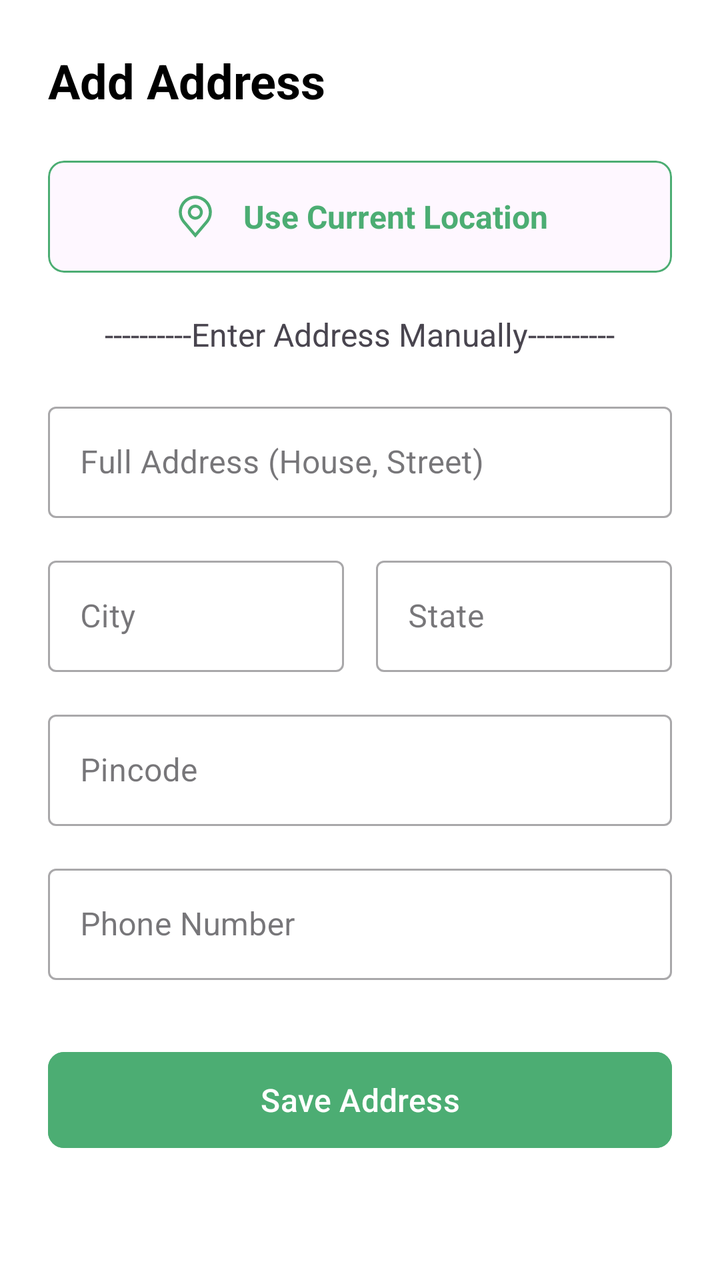
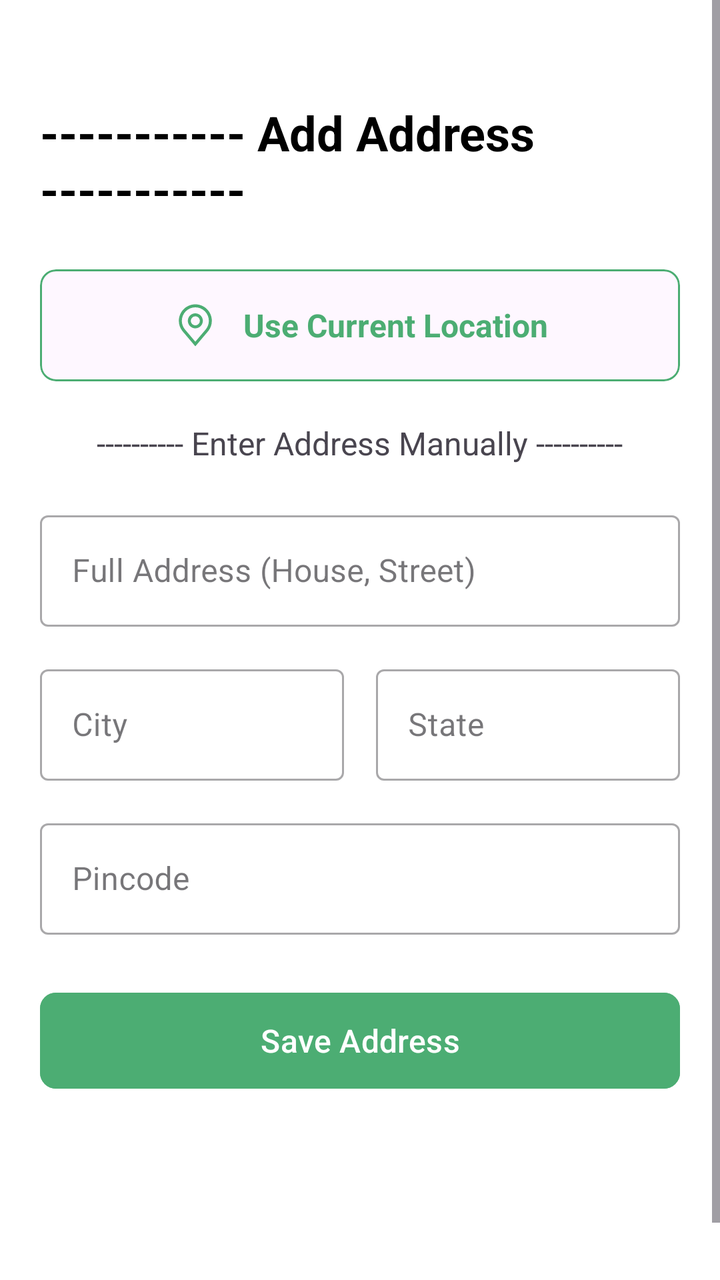

An Android layout rendered at two revisions. The XML below is the earlier revision; the diff shows what the commit changed to produce the second picture.
<!-- AndroidManifest.xml: application theme Theme.GrocHub -->
<!-- res/layout/activity_address.xml -->
<?xml version="1.0" encoding="utf-8"?>
<ScrollView xmlns:android="http://schemas.android.com/apk/res/android"
    xmlns:app="http://schemas.android.com/apk/res-auto"
    android:layout_width="match_parent"
    android:layout_height="match_parent"
    android:background="@android:color/white"
    android:fillViewport="true">

    <LinearLayout
        android:layout_width="match_parent"
        android:layout_height="wrap_content"
        android:orientation="vertical"
        android:padding="24dp">

        <TextView
            android:layout_width="wrap_content"
            android:layout_height="wrap_content"
            android:text="Add Address"
            android:textSize="24sp"
            android:textStyle="bold"
            android:textColor="@android:color/black"
            android:layout_marginBottom="24dp"/>

        <com.google.android.material.card.MaterialCardView
            android:id="@+id/btn_current_location"
            android:layout_width="match_parent"
            android:layout_height="wrap_content"
            android:clickable="true"
            android:focusable="true"
            app:cardCornerRadius="8dp"
            app:cardElevation="0dp"
            app:strokeWidth="1dp"
            app:strokeColor="@color/Primary"
            android:layout_marginBottom="20dp">

            <LinearLayout
                android:layout_width="match_parent"
                android:layout_height="wrap_content"
                android:gravity="center"
                android:padding="16dp"
                android:orientation="horizontal">

                <ImageView
                    android:layout_width="24dp"
                    android:layout_height="24dp"
                    android:src="@drawable/carbon_location"
                    app:tint="@color/Primary"/>

                <TextView
                    android:layout_width="wrap_content"
                    android:layout_height="wrap_content"
                    android:text="Use Current Location"
                    android:textColor="@color/Primary"
                    android:textStyle="bold"
                    android:textSize="16sp"
                    android:layout_marginStart="12dp"/>
            </LinearLayout>
        </com.google.android.material.card.MaterialCardView>

        <TextView
            android:layout_width="wrap_content"
            android:layout_height="wrap_content"
            android:text="----------Enter Address Manually----------"
            android:textSize="16sp"
            android:layout_gravity="center_horizontal"
            android:layout_marginBottom="20dp" />

        <com.google.android.material.textfield.TextInputLayout
            style="@style/Widget.MaterialComponents.TextInputLayout.OutlinedBox"
            android:layout_width="match_parent"
            android:layout_height="wrap_content"
            android:hint="Full Address (House, Street)"
            android:layout_marginBottom="16dp">

            <com.google.android.material.textfield.TextInputEditText
                android:id="@+id/et_address_line"
                android:layout_width="match_parent"
                android:layout_height="wrap_content"
                android:inputType="textPostalAddress"/>
        </com.google.android.material.textfield.TextInputLayout>

        <LinearLayout
            android:layout_width="match_parent"
            android:layout_height="wrap_content"
            android:orientation="horizontal"
            android:layout_marginBottom="16dp">

            <com.google.android.material.textfield.TextInputLayout
                style="@style/Widget.MaterialComponents.TextInputLayout.OutlinedBox"
                android:layout_width="0dp"
                android:layout_weight="1"
                android:layout_height="wrap_content"
                android:hint="City"
                android:layout_marginEnd="8dp">

                <com.google.android.material.textfield.TextInputEditText
                    android:id="@+id/et_city"
                    android:layout_width="match_parent"
                    android:layout_height="wrap_content"
                    android:inputType="textCapWords"/>
            </com.google.android.material.textfield.TextInputLayout>

            <com.google.android.material.textfield.TextInputLayout
                style="@style/Widget.MaterialComponents.TextInputLayout.OutlinedBox"
                android:layout_width="0dp"
                android:layout_weight="1"
                android:layout_height="wrap_content"
                android:hint="State"
                android:layout_marginStart="8dp">

                <com.google.android.material.textfield.TextInputEditText
                    android:id="@+id/et_state"
                    android:layout_width="match_parent"
                    android:layout_height="wrap_content"
                    android:inputType="textCapWords"/>
            </com.google.android.material.textfield.TextInputLayout>
        </LinearLayout>

        <com.google.android.material.textfield.TextInputLayout
            style="@style/Widget.MaterialComponents.TextInputLayout.OutlinedBox"
            android:layout_width="match_parent"
            android:layout_height="wrap_content"
            android:hint="Pincode"
            android:layout_marginBottom="16dp">

            <com.google.android.material.textfield.TextInputEditText
                android:id="@+id/et_pin_code"
                android:layout_width="match_parent"
                android:layout_height="wrap_content"
                android:inputType="number"/>
        </com.google.android.material.textfield.TextInputLayout>

        <com.google.android.material.textfield.TextInputLayout
            style="@style/Widget.MaterialComponents.TextInputLayout.OutlinedBox"
            android:layout_width="match_parent"
            android:layout_height="wrap_content"
            android:hint="Phone Number"
            android:layout_marginBottom="32dp">

            <com.google.android.material.textfield.TextInputEditText
                android:id="@+id/et_phone"
                android:layout_width="match_parent"
                android:layout_height="wrap_content"
                android:inputType="phone"/>
        </com.google.android.material.textfield.TextInputLayout>

        <Button
            android:id="@+id/btn_save_address"
            android:layout_width="match_parent"
            android:layout_height="56dp"
            android:text="Save Address"
            android:backgroundTint="@color/Primary"
            android:textSize="16sp"
            app:cornerRadius="8dp"/>

    </LinearLayout>
</ScrollView>
<!-- resources referenced by this layout -->
<resources>
  <color name="Primary">#4CAD73</color>
  <!-- drawable carbon_location (drawable) -->
  <vector xmlns:android="http://schemas.android.com/apk/res/android"
      android:width="16dp"
      android:height="16dp"
      android:viewportWidth="16"
      android:viewportHeight="16">
    <path
        android:pathData="M8,9C7.506,9 7.022,8.853 6.611,8.579C6.2,8.304 5.88,7.914 5.69,7.457C5.501,7 5.452,6.497 5.548,6.012C5.644,5.527 5.883,5.082 6.232,4.732C6.582,4.383 7.027,4.144 7.512,4.048C7.997,3.952 8.5,4.001 8.957,4.19C9.414,4.38 9.804,4.7 10.079,5.111C10.353,5.522 10.5,6.006 10.5,6.5C10.499,7.163 10.236,7.798 9.767,8.267C9.298,8.736 8.663,8.999 8,9V9ZM8,5C7.703,5 7.413,5.088 7.167,5.253C6.92,5.418 6.728,5.652 6.614,5.926C6.501,6.2 6.471,6.502 6.529,6.793C6.587,7.084 6.73,7.351 6.939,7.561C7.149,7.77 7.416,7.913 7.707,7.971C7.998,8.029 8.3,7.999 8.574,7.886C8.848,7.772 9.082,7.58 9.247,7.333C9.412,7.087 9.5,6.797 9.5,6.5C9.5,6.102 9.341,5.721 9.06,5.44C8.779,5.159 8.398,5 8,5V5Z"
        android:fillColor="#ffffff"/>
    <path
        android:pathData="M8,15L3.782,10.026C3.723,9.951 3.665,9.876 3.608,9.8C2.888,8.851 2.498,7.692 2.5,6.5C2.5,5.041 3.079,3.642 4.111,2.611C5.142,1.579 6.541,1 8,1C9.459,1 10.858,1.579 11.889,2.611C12.92,3.642 13.5,5.041 13.5,6.5C13.502,7.691 13.113,8.85 12.392,9.799L12.392,9.8C12.392,9.8 12.242,9.997 12.219,10.024L8,15ZM4.406,9.198C4.407,9.198 4.523,9.351 4.55,9.384L8,13.454L11.455,9.379C11.477,9.351 11.594,9.196 11.594,9.196C12.183,8.421 12.501,7.474 12.5,6.5C12.5,5.307 12.026,4.162 11.182,3.318C10.338,2.474 9.193,2 8,2C6.807,2 5.662,2.474 4.818,3.318C3.974,4.162 3.5,5.307 3.5,6.5C3.499,7.474 3.817,8.422 4.407,9.198H4.406Z"
        android:fillColor="#ffffff"/>
  </vector>
  <style name="Theme.GrocHub" parent="Base.Theme.GrocHub" />
  <style name="Base.Theme.GrocHub" parent="Theme.Material3.DayNight.NoActionBar">
          
          
      </style>
</resources>

<!-- the commit's change to res/layout/activity_address.xml (unified diff, before → after) -->
@@ -4,22 +4,25 @@
     android:layout_width="match_parent"
     android:layout_height="match_parent"
     android:background="@android:color/white"
-    android:fillViewport="true">
+    android:fillViewport="true"
+    >
 
     <LinearLayout
         android:layout_width="match_parent"
         android:layout_height="wrap_content"
         android:orientation="vertical"
-        android:padding="24dp">
+        android:layout_marginTop="30dp"
+        android:padding="20dp">
 
         <TextView
             android:layout_width="wrap_content"
             android:layout_height="wrap_content"
-            android:text="Add Address"
+            android:text="----------- Add Address -----------"
             android:textSize="24sp"
             android:textStyle="bold"
             android:textColor="@android:color/black"
-            android:layout_marginBottom="24dp"/>
+            android:layout_marginBottom="24dp"
+            android:layout_gravity="center_horizontal"/>
 
         <com.google.android.material.card.MaterialCardView
             android:id="@+id/btn_current_location"
@@ -60,7 +63,7 @@
         <TextView
             android:layout_width="wrap_content"
             android:layout_height="wrap_content"
-            android:text="----------Enter Address Manually----------"
+            android:text="---------- Enter Address Manually ----------"
             android:textSize="16sp"
             android:layout_gravity="center_horizontal"
             android:layout_marginBottom="20dp" />
@@ -121,27 +124,13 @@
             android:layout_width="match_parent"
             android:layout_height="wrap_content"
             android:hint="Pincode"
-            android:layout_marginBottom="16dp">
+            android:layout_marginBottom="25dp">
 
             <com.google.android.material.textfield.TextInputEditText
                 android:id="@+id/et_pin_code"
                 android:layout_width="match_parent"
                 android:layout_height="wrap_content"
                 android:inputType="number"/>
-        </com.google.android.material.textfield.TextInputLayout>
-
-        <com.google.android.material.textfield.TextInputLayout
-            style="@style/Widget.MaterialComponents.TextInputLayout.OutlinedBox"
-            android:layout_width="match_parent"
-            android:layout_height="wrap_content"
-            android:hint="Phone Number"
-            android:layout_marginBottom="32dp">
-
-            <com.google.android.material.textfield.TextInputEditText
-                android:id="@+id/et_phone"
-                android:layout_width="match_parent"
-                android:layout_height="wrap_content"
-                android:inputType="phone"/>
         </com.google.android.material.textfield.TextInputLayout>
 
         <Button
